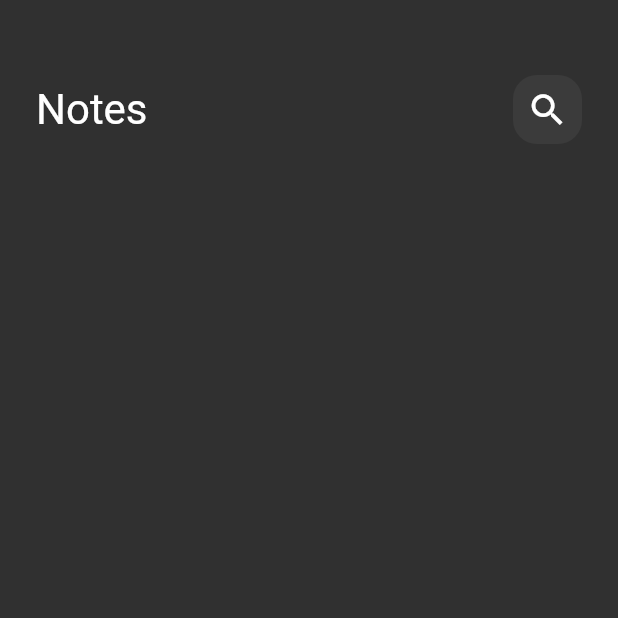
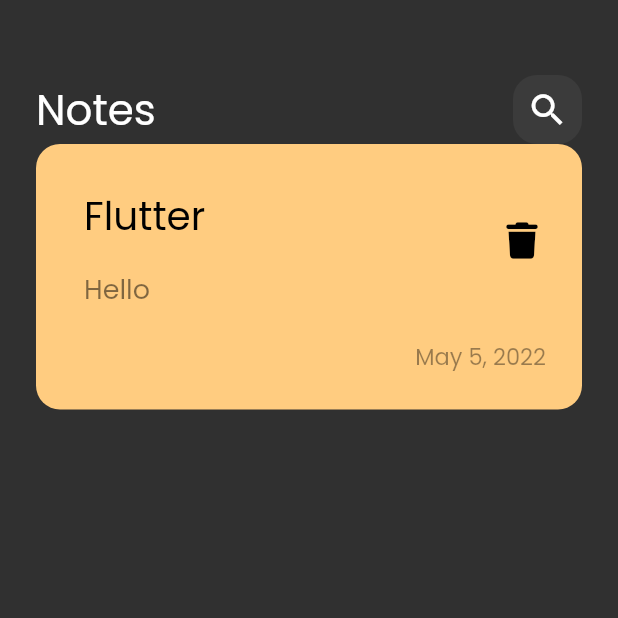
Before and after one commit to Eslam-Alaa-ZX/NoteApp, a Flutter app: the screen it shows after launch, on a phone screen of 412 x 824 dp, the top half of it. Run offline on Flutter 3.47's test engine with Material 2 defaults, Android fonts, the phone set to English and light mode, and no system bars; our stand-ins replace font_awesome_flutter.

Commit message:
Eslam Alaa-Note card item

```diff
--- a/lib/main.dart
+++ b/lib/main.dart
@@ -15,6 +15,7 @@ class MyApp extends StatelessWidget {
       title: "Note App",
       theme: ThemeData(
         brightness: Brightness.dark,
+        fontFamily: "Poppins"
       ),
       home: const NotesView(),
     );
--- /dev/null
+++ b/lib/views/widgets/Card.dart
@@ -0,0 +1,57 @@
+import 'package:flutter/material.dart';
+import 'package:font_awesome_flutter/font_awesome_flutter.dart';
+
+class CCard extends StatelessWidget {
+  const CCard({Key? key}) : super(key: key);
+
+  @override
+  Widget build(BuildContext context) {
+    return Container(
+      padding: const EdgeInsets.only(top: 24, bottom: 24, left: 16),
+      decoration: BoxDecoration(
+        color: const Color(0xffffcc80),
+        borderRadius: BorderRadius.circular(16),
+      ),
+      child: Column(
+        crossAxisAlignment: CrossAxisAlignment.end,
+        children: [
+          ListTile(
+            title: const Text(
+              "Flutter",
+              style: TextStyle(
+                color: Colors.black,
+                fontSize: 26,
+              ),
+            ),
+            subtitle: Padding(
+              padding: const EdgeInsets.symmetric(vertical: 16),
+              child: Text(
+                "Hello",
+                style: TextStyle(
+                  color: Colors.black.withOpacity(0.5),
+                  fontSize: 18,
+                ),
+              ),
+            ),
+            trailing: IconButton(
+              onPressed: () {},
+              icon: const Icon(FontAwesomeIcons.trash),
+              color: Colors.black,
+              iconSize: 24,
+            ),
+          ),
+          Padding(
+            padding: const EdgeInsets.only(right: 24),
+            child: Text(
+              "May 5, 2022",
+              style: TextStyle(
+                color: Colors.black.withOpacity(0.4),
+                fontSize: 15,
+              ),
+            ),
+          )
+        ],
+      ),
+    );
+  }
+}
--- a/lib/views/widgets/NoteViewBody.dart
+++ b/lib/views/widgets/NoteViewBody.dart
@@ -1,5 +1,6 @@
 import 'package:flutter/material.dart';
 import 'package:flutter_task2/views/widgets/AppBar.dart';
+import 'package:flutter_task2/views/widgets/Card.dart';
 
 class NoteViewBody extends StatelessWidget {
   const NoteViewBody({Key? key}) : super(key: key);
@@ -14,7 +15,7 @@ class NoteViewBody extends StatelessWidget {
             height: 50,
           ),
           CAppBar(),
-
+          CCard(),
         ],
       ),
     );
```
Also changed, not shown: pubspec.yaml (+5 -4 lines), assets/fonts/Poppins-Regular.ttf (added), pubspec.lock.
